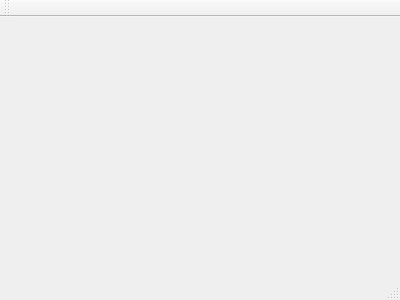
nxdong/studentManager, file mainwindow.ui: the form before one commit.
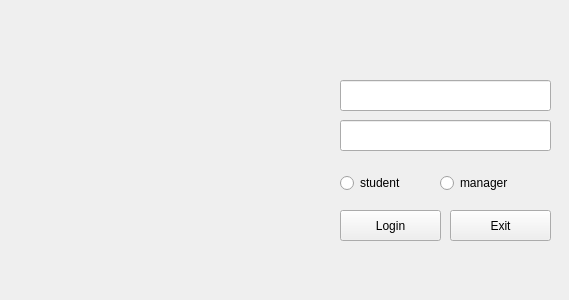
The form after the commit.

Commit message: add login function

Patch:
```diff
--- a/mainwindow.ui
+++ b/mainwindow.ui
@@ -1,24 +1,93 @@
 <ui version="4.0">
  <class>MainWindow</class>
- <widget class="QMainWindow" name="MainWindow" >
-  <property name="geometry" >
+ <widget class="QMainWindow" name="MainWindow">
+  <property name="geometry">
    <rect>
     <x>0</x>
     <y>0</y>
-    <width>400</width>
+    <width>569</width>
     <height>300</height>
    </rect>
   </property>
   <property name="windowTitle" >
    <string>MainWindow</string>
   </property>
-  <widget class="QMenuBar" name="menuBar" />
-  <widget class="QToolBar" name="mainToolBar" />
-  <widget class="QWidget" name="centralWidget" />
-  <widget class="QStatusBar" name="statusBar" />
+  <widget class="QWidget" name="centralWidget">
+   <widget class="QLineEdit" name="lineEdit">
+    <property name="geometry">
+     <rect>
+      <x>340</x>
+      <y>80</y>
+      <width>211</width>
+      <height>31</height>
+     </rect>
+    </property>
+   </widget>
+   <widget class="QLineEdit" name="lineEdit_2">
+    <property name="geometry">
+     <rect>
+      <x>340</x>
+      <y>120</y>
+      <width>211</width>
+      <height>31</height>
+     </rect>
+    </property>
+   </widget>
+   <widget class="QPushButton" name="Login_OK">
+    <property name="geometry">
+     <rect>
+      <x>340</x>
+      <y>210</y>
+      <width>101</width>
+      <height>31</height>
+     </rect>
+    </property>
+    <property name="text">
+     <string>Login</string>
+    </property>
+   </widget>
+   <widget class="QPushButton" name="Login_CANCEL">
+    <property name="geometry">
+     <rect>
+      <x>450</x>
+      <y>210</y>
+      <width>101</width>
+      <height>31</height>
+     </rect>
+    </property>
+    <property name="text">
+     <string>Exit</string>
+    </property>
+   </widget>
+   <widget class="QRadioButton" name="radioBtn_student">
+    <property name="geometry">
+     <rect>
+      <x>340</x>
+      <y>170</y>
+      <width>81</width>
+      <height>26</height>
+     </rect>
+    </property>
+    <property name="text">
+     <string>student</string>
+    </property>
+   </widget>
+   <widget class="QRadioButton" name="radioBtn_manager">
+    <property name="geometry">
+     <rect>
+      <x>440</x>
+      <y>170</y>
+      <width>112</width>
+      <height>26</height>
+     </rect>
+    </property>
+    <property name="text">
+     <string>manager</string>
+    </property>
+   </widget>
+  </widget>
  </widget>
- <layoutDefault spacing="6" margin="11" />
- <pixmapfunction></pixmapfunction>
+ <layoutdefault spacing="6" margin="11"/>
  <resources/>
  <connections/>
 </ui>
```
Left out of the diff: 5 changed lines with no effect on the pictures. The commit also changes 6 other files.
